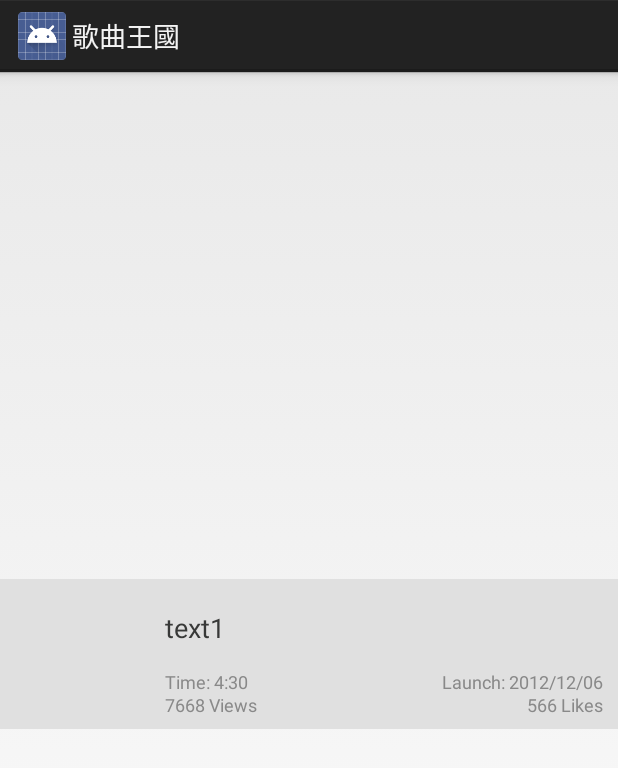
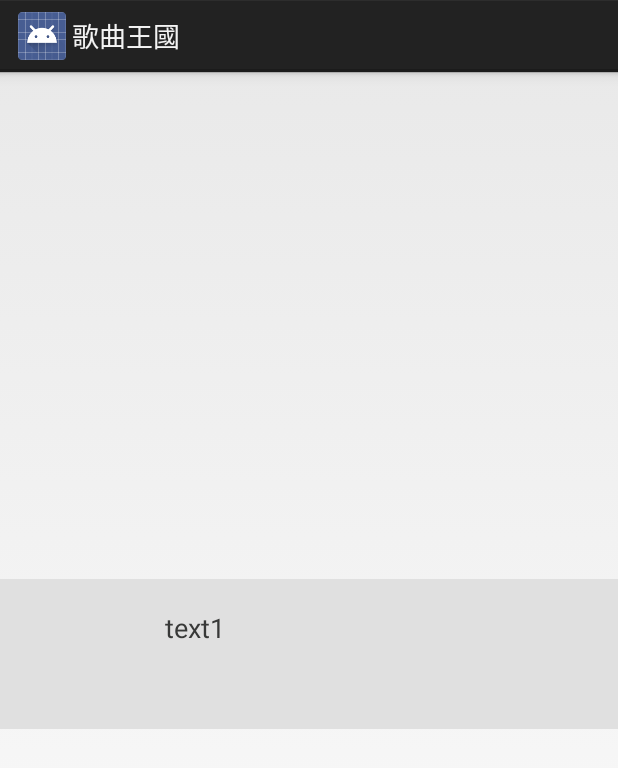
Before and after one commit to StevenKo/lyricAndroidStudio, an Android app: the layout item_video_list.xml on its own in the app's theme, with its tools: preview values and no code run, on a phone screen of 412 x 824 dp. Shown: the top 768 px of the screen. Run offline under Robolectric (Android 15) with nearby library versions, the phone set to English and light mode, and no system bars.

Commit message:
youtube nextpage

```diff
--- a/app/build.gradle
+++ b/app/build.gradle
@@ -25,7 +25,7 @@ repositories {
 
 dependencies {
     compile fileTree(dir: 'libs', include: ['*.jar'])
-    compile 'com.android.support:support-v4:22.+'
-    compile 'com.google.android.gms:play-services:+'
+    compile 'com.android.support:support-v4:22.0.0'
+    compile 'com.google.android.gms:play-services:7.0.0'
     compile 'com.google.apis:google-api-services-youtube:v3-rev136-1.20.0'
 }
--- a/app/src/main/java/com/kosbrother/lyric/api/LyricAPI.java
+++ b/app/src/main/java/com/kosbrother/lyric/api/LyricAPI.java
@@ -164,7 +164,7 @@ public class LyricAPI {
             search.setType("video");
 
 
-            search.setFields("items(id/kind,id/videoId,snippet/title,snippet/thumbnails/default/url)");
+            search.setFields("items(id/kind,id/videoId,snippet/title,snippet/thumbnails/default/url),nextPageToken");
             search.setMaxResults(NUMBER_OF_VIDEOS_RETURNED);
             if(page != 0)
                 search.setPageToken(nextPageToken);
--- a/app/src/main/java/com/taiwan/imageload/ListVideoAdapter.java
+++ b/app/src/main/java/com/taiwan/imageload/ListVideoAdapter.java
@@ -67,41 +67,12 @@ public class ListVideoAdapter extends BaseAdapter {
 
         TextView text = (TextView) vi.findViewById(R.id.text_news_list);
         ImageView image = (ImageView) vi.findViewById(R.id.image_news_list);
-        TextView textDate = (TextView) vi.findViewById(R.id.text_list_date);
-        TextView textViews = (TextView) vi.findViewById(R.id.text_list_views);
-        TextView textDuration = (TextView) vi.findViewById(R.id.text_list_duration);
-        TextView textLikes = (TextView) vi.findViewById(R.id.text_list_like);
 
 
 
-//        String countString = Integer.toString(data.get(position).getViewCount());
-        int views = data.get(position).getViewCount();
-        textViews.setText(NumberFormat.getNumberInstance(Locale.US).format(views)+" "+activity.getResources().getString(R.string.views));
-
-        int[] intTime = splitToComponentTimes(data.get(position).getDuration());
-        if(intTime[0]!=0){
-        	textDuration.setText(activity.getResources().getString(R.string.time)+":"+Integer.toString(intTime[0])+":"+Integer.toString(intTime[1])+":"+Integer.toString(intTime[2]));
-        }else{
-        	String timeSecond = "";
-        	if(intTime[2]<10){
-        		timeSecond = "0"+Integer.toString(intTime[2]);
-        	}else{
-        		timeSecond = Integer.toString(intTime[2]);
-        	}
-        	textDuration.setText(activity.getResources().getString(R.string.time)+":"+Integer.toString(intTime[1])+":"+timeSecond);
-        }
-
-        if(data.get(position).getLikes()!=-1){
-        	textLikes.setText(Integer.toString(data.get(position).getLikes())+" "+activity.getResources().getString(R.string.likes));
-        }else{
-        	textLikes.setVisibility(View.GONE);
-        }
 
         text.setText(data.get(position).getTitle());
 
-//        SimpleDateFormat formatter = new SimpleDateFormat("yyyy/MM/dd");
-//        final String dateString = formatter.format(data.get(position).getUploadDate());
-//        textDate.setText(activity.getResources().getString(R.string.launch)+": "+dateString);
 
         if(data.get(position).getThumbnail().equals("") || data.get(position).getThumbnail() == null){
         	image.setImageResource(R.drawable.app_icon);
--- a/app/src/main/res/layout-large/item_video_list.xml
+++ b/app/src/main/res/layout-large/item_video_list.xml
@@ -45,52 +45,7 @@
 				  android:textColor="#383938"
 				  />
 		    </RelativeLayout>
-		    <RelativeLayout
-		        android:layout_width="fill_parent"
-				android:layout_height="20dp"
-				android:orientation="horizontal"
-				android:layout_marginLeft="10dp"
-			  	android:layout_marginRight="10dp"
-		        >
-		        <TextView android:id="@+id/text_list_duration"
-			      android:layout_width="wrap_content"
-				  android:layout_height="20dp"
-			      android:text="Time: 4:30"
-		       	  android:textSize="15dp"
-		       	  android:textColor="#898989"
-			        />
-			    <TextView android:id="@+id/text_list_date"
-			      android:layout_width="wrap_content"
-				  android:layout_height="20dp"
-			      android:text="Launch: 2012/12/06"
-		       	  android:textSize="15dp"
-		       	  android:textColor="#898989"
-		       	  android:layout_alignParentRight="true"
-			        />
-		    </RelativeLayout>
-		    <RelativeLayout
-		        android:layout_width="fill_parent"
-				android:layout_height="20dp"
-				android:orientation="horizontal"
-				android:layout_marginLeft="10dp"
-			  	android:layout_marginRight="10dp"
-		        >
-		        <TextView android:id="@+id/text_list_views"
-			      android:layout_width="wrap_content"
-				  android:layout_height="20dp"
-			      android:text="7668 Views"
-		       	  android:textSize="15dp"
-		       	  android:textColor="#898989"
-			        />
-			    <TextView android:id="@+id/text_list_like"
-			      android:layout_width="wrap_content"
-				  android:layout_height="20dp"
-			      android:text="566 Likes"
-		       	  android:textSize="15dp"
-		       	  android:textColor="#898989"
-		       	  android:layout_alignParentRight="true"
-			        />
-		    </RelativeLayout>
+
 	    </LinearLayout>
     </LinearLayout>
 </LinearLayout>
--- a/app/src/main/res/layout-xlarge/item_video_list.xml
+++ b/app/src/main/res/layout-xlarge/item_video_list.xml
@@ -45,52 +45,6 @@
 				  android:textColor="#383938"
 				  />
 		    </RelativeLayout>
-		    <RelativeLayout
-		        android:layout_width="fill_parent"
-				android:layout_height="20dp"
-				android:orientation="horizontal"
-				android:layout_marginLeft="10dp"
-			  	android:layout_marginRight="10dp"
-		        >
-		        <TextView android:id="@+id/text_list_duration"
-			      android:layout_width="wrap_content"
-				  android:layout_height="20dp"
-			      android:text="Time: 4:30"
-		       	  android:textSize="17dp"
-		       	  android:textColor="#898989"
-			        />
-			    <TextView android:id="@+id/text_list_date"
-			      android:layout_width="wrap_content"
-				  android:layout_height="20dp"
-			      android:text="Launch: 2012/12/06"
-		       	  android:textSize="17dp"
-		       	  android:textColor="#898989"
-		       	  android:layout_alignParentRight="true"
-			        />
-		    </RelativeLayout>
-		    <RelativeLayout
-		        android:layout_width="fill_parent"
-				android:layout_height="20dp"
-				android:orientation="horizontal"
-				android:layout_marginLeft="10dp"
-			  	android:layout_marginRight="10dp"
-		        >
-		        <TextView android:id="@+id/text_list_views"
-			      android:layout_width="wrap_content"
-				  android:layout_height="20dp"
-			      android:text="7668 Views"
-		       	  android:textSize="17dp"
-		       	  android:textColor="#898989"
-			        />
-			    <TextView android:id="@+id/text_list_like"
-			      android:layout_width="wrap_content"
-				  android:layout_height="20dp"
-			      android:text="566 Likes"
-		       	  android:textSize="17dp"
-		       	  android:textColor="#898989"
-		       	  android:layout_alignParentRight="true"
-			        />
-		    </RelativeLayout>
 	    </LinearLayout>
     </LinearLayout>
 </LinearLayout>
--- a/app/src/main/res/layout/item_video_list.xml
+++ b/app/src/main/res/layout/item_video_list.xml
@@ -45,52 +45,6 @@
 				  android:textColor="#383938"
 				  />
 		    </RelativeLayout>
-		    <RelativeLayout
-		        android:layout_width="fill_parent"
-				android:layout_height="15dp"
-				android:orientation="horizontal"
-				android:layout_marginLeft="10dp"
-			  	android:layout_marginRight="10dp"
-		        >
-		        <TextView android:id="@+id/text_list_duration"
-			      android:layout_width="wrap_content"
-				  android:layout_height="15dp"
-			      android:text="Time: 4:30"
-		       	  android:textSize="12dp"
-		       	  android:textColor="#898989"
-			        />
-			    <TextView android:id="@+id/text_list_date"
-			      android:layout_width="wrap_content"
-				  android:layout_height="15dp"
-			      android:text="Launch: 2012/12/06"
-		       	  android:textSize="12dp"
-		       	  android:textColor="#898989"
-		       	  android:layout_alignParentRight="true"
-			        />
-		    </RelativeLayout>
-		    <RelativeLayout
-		        android:layout_width="fill_parent"
-				android:layout_height="15dp"
-				android:orientation="horizontal"
-				android:layout_marginLeft="10dp"
-			  	android:layout_marginRight="10dp"
-		        >
-		        <TextView android:id="@+id/text_list_views"
-			      android:layout_width="wrap_content"
-				  android:layout_height="15dp"
-			      android:text="7668 Views"
-		       	  android:textSize="12dp"
-		       	  android:textColor="#898989"
-			        />
-			    <TextView android:id="@+id/text_list_like"
-			      android:layout_width="wrap_content"
-				  android:layout_height="15dp"
-			      android:text="566 Likes"
-		       	  android:textSize="12dp"
-		       	  android:textColor="#898989"
-		       	  android:layout_alignParentRight="true"
-			        />
-		    </RelativeLayout>
 	    </LinearLayout>
     </LinearLayout>
 </LinearLayout>
```
Also changed, not shown: 2 other files.
